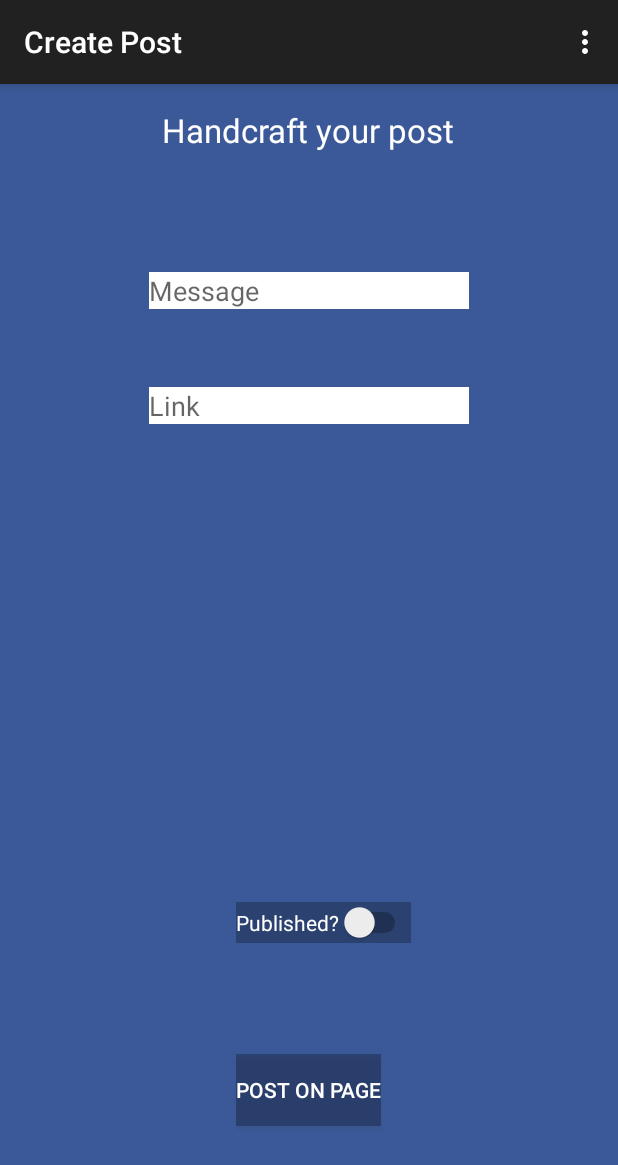
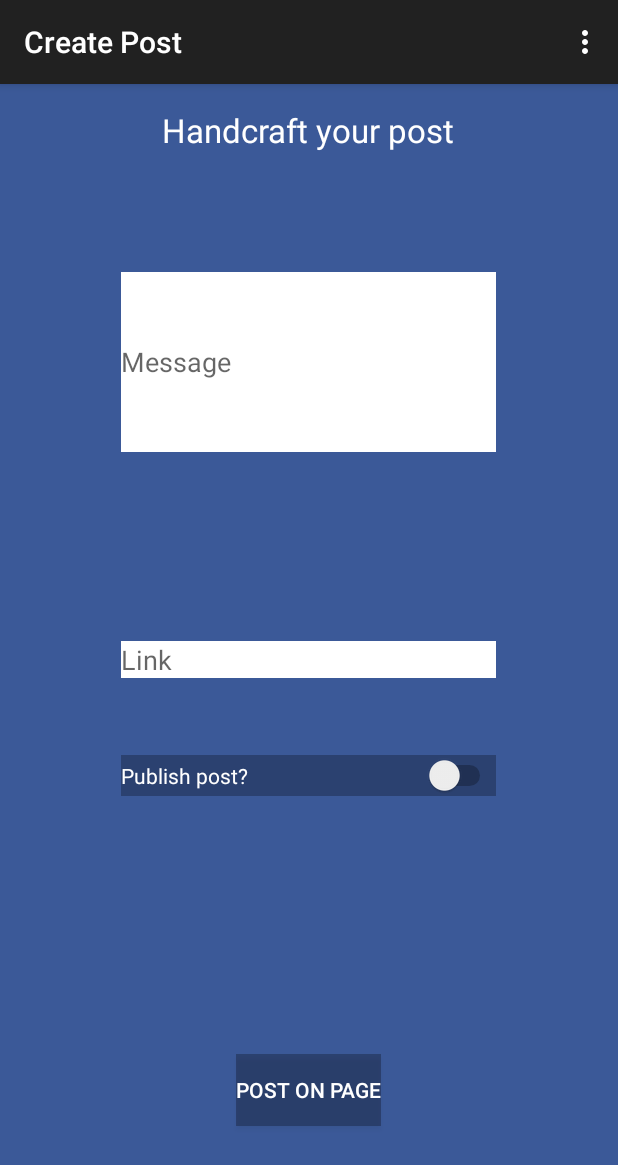
Before and after one commit to vrash/PagesManager, an Android app: the ContentCreationActivity screen opened directly, with no data from a screen before it, on a phone screen of 412 x 824 dp. Shown: the top 1165 px of the screen. Run offline under Robolectric (Android 15) with nearby library versions, the phone set to English and light mode, and no system bars; libraries missing offline, so code that uses them is left out: com.facebook.

```diff
--- a/app/src/main/res/layout/activity_content_creation.xml
+++ b/app/src/main/res/layout/activity_content_creation.xml
@@ -23,8 +23,8 @@
 
     <EditText
         android:id="@+id/editText"
-        android:layout_width="wrap_content"
-        android:layout_height="wrap_content"
+        android:layout_width="250dp"
+        android:layout_height="120dp"
         android:layout_below="@+id/textView4"
         android:layout_centerHorizontal="true"
         android:layout_marginTop="80dp"
@@ -36,13 +36,13 @@
 
     <EditText
         android:id="@+id/editText2"
-        android:layout_width="wrap_content"
+        android:layout_width="250dp"
         android:layout_height="wrap_content"
         android:layout_alignLeft="@+id/editText"
         android:layout_alignStart="@+id/editText"
-        android:layout_below="@+id/editText"
-        android:layout_marginTop="52dp"
+        android:layout_centerVertical="true"
         android:background="@color/white"
+        android:capitalize="none"
         android:ems="10"
         android:hint="Link"
         android:inputType="textMultiLine"
@@ -62,14 +62,13 @@
 
     <Switch
         android:id="@+id/pubSwitch"
-        android:layout_width="wrap_content"
+        android:layout_width="250dp"
         android:layout_height="wrap_content"
-        android:layout_above="@+id/button6"
-        android:layout_alignLeft="@+id/button6"
-        android:layout_alignStart="@+id/button6"
-        android:layout_marginBottom="74dp"
+        android:layout_below="@+id/editText2"
+        android:layout_centerHorizontal="true"
+        android:layout_marginTop="51dp"
         android:background="@color/FBPAGEBGBT"
         android:checked="false"
-        android:text="Published?"
+        android:text="Publish post?"
         android:textColor="@color/white" />
 </RelativeLayout>
--- a/app/src/main/res/layout/feedrow.xml
+++ b/app/src/main/res/layout/feedrow.xml
@@ -2,6 +2,7 @@
 <RelativeLayout xmlns:android="http://schemas.android.com/apk/res/android"
     android:layout_width="match_parent"
     android:layout_height="match_parent"
+    android:background="@drawable/listborder"
     android:orientation="vertical">
 
     <TextView
@@ -15,7 +16,7 @@
         android:layout_marginLeft="51dp"
         android:layout_marginStart="51dp"
         android:text="POST"
-        android:textSize="30dp" />
+        android:textSize="20dp" />
 
     <TextView
         android:id="@+id/feedtype"
@@ -36,7 +37,7 @@
         android:layout_alignParentLeft="true"
         android:layout_alignParentStart="true"
         android:layout_below="@+id/feedtype"
-        android:src="@drawable/loginbg" />
+        />
 
     <TextView
         android:id="@+id/creationTime"
```
Also changed, not shown: app/src/main/java/vrashabh/fbpagesmanager/Adapters/FeedViewAdapter.java (+30 -3 lines), app/src/main/java/vrashabh/fbpagesmanager/Adapters/PageViewAdapter.java (+23 -7 lines), app/src/main/java/vrashabh/fbpagesmanager/FeedView.java (+21 -4 lines), app/src/main/java/vrashabh/fbpagesmanager/ORMpackages/PageInsightData.java (added, +34 -0 lines).
